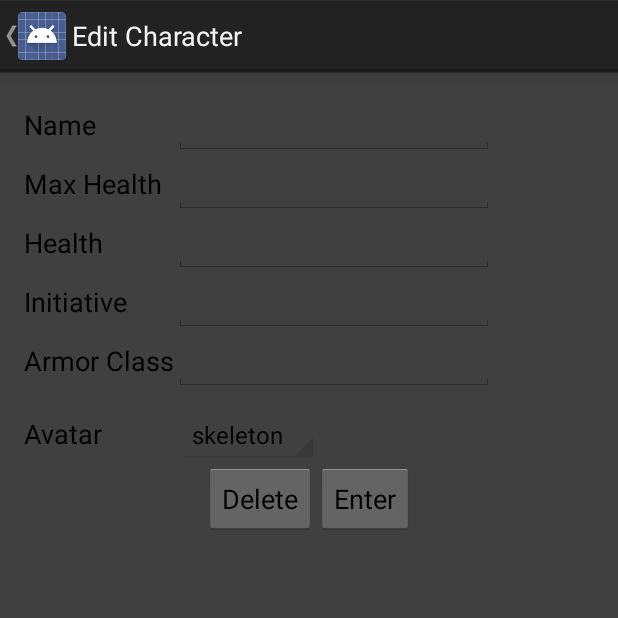
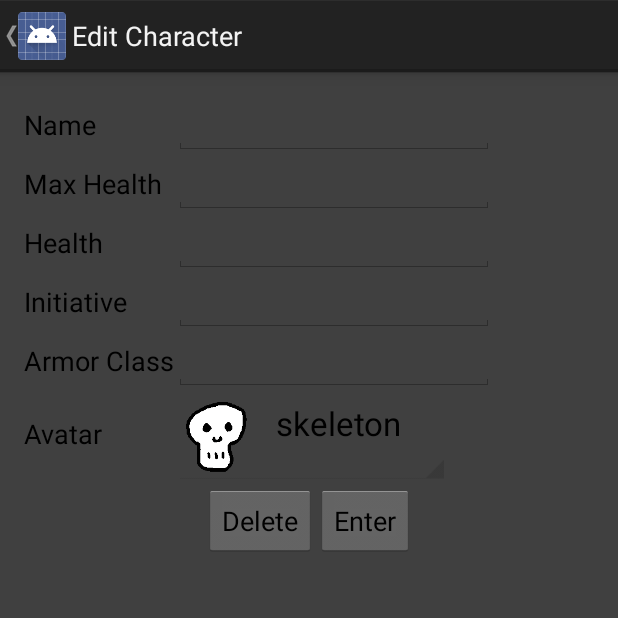
Before and after one commit to Twood76/dmdenc2, an Android app: the CharacterEditActivity screen opened directly, with no data from a screen before it, on a phone screen of 412 x 824 dp, the top half of it. Run offline under Robolectric (Android 15) with nearby library versions, the phone set to English and light mode, and no system bars; 6 statements that could not run were skipped.

Commit message:
Display Avatar Image in Spinner

```diff
--- a/app/src/main/java/com/ricky/encounterassistant/ui/activities/CharacterEditActivity.java
+++ b/app/src/main/java/com/ricky/encounterassistant/ui/activities/CharacterEditActivity.java
@@ -8,11 +8,13 @@ import android.view.KeyEvent;
 import android.view.Menu;
 import android.view.MenuItem;
 import android.view.View;
+import android.view.ViewGroup;
 import android.view.inputmethod.InputMethodManager;
 import android.widget.AdapterView;
 import android.widget.ArrayAdapter;
 import android.widget.Button;
 import android.widget.EditText;
+import android.widget.ImageView;
 import android.widget.Spinner;
 import android.widget.TextView;
 import android.widget.Toast;
@@ -57,8 +59,6 @@ public class CharacterEditActivity extends Activity {
 
         nameEditText = (EditText) findViewById(R.id.character_edit_nameEditText);
         nameEditText.setText(character.getName());
-        InputMethodManager imm = (InputMethodManager) getSystemService(Context.INPUT_METHOD_SERVICE);   // Show Keyboard Automatically On Create
-        imm.toggleSoftInput(InputMethodManager.SHOW_FORCED,0);                                          //
         nameEditText.setOnEditorActionListener(new TextView.OnEditorActionListener() {
             @Override
             public boolean onEditorAction(TextView textView, int i, KeyEvent keyEvent) {
@@ -122,11 +122,13 @@ public class CharacterEditActivity extends Activity {
             }
         });
 
+
+
         /**
          * Avatar Spinner used to select what image to display for the character.
          */
         avatarSpinner = (Spinner) findViewById(R.id.character_edit_avatarSpinner);
-        ArrayAdapter<String> avatarSpinnerAdapter = new ArrayAdapter<>(this, android.R.layout.simple_spinner_item, Avatar.avatarList);
+        AvatarAdapter avatarSpinnerAdapter = new AvatarAdapter(Avatar.avatarList);
         avatarSpinnerAdapter.setDropDownViewResource(android.R.layout.simple_spinner_dropdown_item);
         avatarSpinner.setAdapter(avatarSpinnerAdapter);
         avatarSpinner.setOnItemSelectedListener(new AdapterView.OnItemSelectedListener() {
@@ -142,8 +144,61 @@ public class CharacterEditActivity extends Activity {
 
         confirmButton = (Button) findViewById(R.id.character_edit_confirmButton);
         deleteButton = (Button) findViewById(R.id.character_edit_deleteButton);
+    } // End OnCreate
+
+    @Override
+    protected void onResume() {
+        super.onResume();
+        showKeyboard();
     }
 
+    @Override
+    protected void onRestart() {
+        super.onRestart();
+        showKeyboard();
+    }
+
+    @Override
+    protected void onPause() {
+        super.onPause();
+        hideKeyboard();
+
+    }
+
+    @Override
+    protected void onStop() {
+        super.onStop();
+        hideKeyboard();
+    }
+
+    @Override
+    public boolean onCreateOptionsMenu(Menu menu) {
+        return super.onCreateOptionsMenu(menu);
+    }
+
+    @Override
+    public boolean onOptionsItemSelected(MenuItem item) {
+        int id = item.getItemId();
+        if (id == android.R.id.home) {
+            setResult(RESULT_CANCELED);
+            finish();
+        }
+        return super.onOptionsItemSelected(item);
+    }
+
+    /**
+     * On Back Button pressed, ignore values in text fields and return to Character Activity.
+     */
+    @Override
+    public void onBackPressed() {
+        setResult(RESULT_CANCELED);
+        super.onBackPressed();
+    }
+
+    /**
+     * On Enter Button pressed, values in text fields are synced with the character and return to Character Activity.
+     * @param view
+     */
     public void enterButton(View view) {
         if (nameEditText.getText().toString().equals("") || maxHealthEditText.getText().toString().equals("") ||
                 initiativeEditText.getText().toString().equals("") || acEditText.getText().toString().equals("")) {
@@ -168,24 +223,38 @@ public class CharacterEditActivity extends Activity {
         finish();
     }
 
-    @Override
-    public boolean onCreateOptionsMenu(Menu menu) {
-        return super.onCreateOptionsMenu(menu);
+    private void hideKeyboard() {
+        InputMethodManager imm = (InputMethodManager) getSystemService(Context.INPUT_METHOD_SERVICE);
+        imm.hideSoftInputFromWindow(this.findViewById(android.R.id.content).getWindowToken(), 0);
     }
 
-    @Override
-    public boolean onOptionsItemSelected(MenuItem item) {
-        int id = item.getItemId();
-        if (id == android.R.id.home) {
-            setResult(RESULT_CANCELED);
-            finish();
-        }
-        return super.onOptionsItemSelected(item);
+    private void showKeyboard() {
+        InputMethodManager imm = (InputMethodManager) getSystemService(Context.INPUT_METHOD_SERVICE);
+        imm.toggleSoftInput(InputMethodManager.SHOW_FORCED,0);
     }
 
-    @Override
-    public void onBackPressed() {
-        setResult(RESULT_CANCELED);
-        super.onBackPressed();
+    /**
+     * Adapter Class to show images of each avatar in the spinner
+     */
+    private class AvatarAdapter extends ArrayAdapter<String> {
+        private AvatarAdapter(String[] array) {
+            super(getApplicationContext(), 0, array);
+        }
+
+        @Override
+        public View getView(int position, View convertView, ViewGroup parent) {
+            if (convertView == null) {
+                convertView = getLayoutInflater()
+                        .inflate(R.layout.list_item_avatar, null);
+            }
+            ImageView avatarImageView = (ImageView) convertView.findViewById(R.id.list_item_avatar_avatarImageView);
+            Avatar avatar = new Avatar(getApplicationContext(), getItem(position));
+            avatarImageView.setImageDrawable(avatar.toDrawable());
+
+            TextView textView = (TextView) convertView.findViewById(R.id.list_item_avatar_nameTextView);
+            textView.setText(getItem(position));
+
+            return convertView;
+        }
     }
 }
--- a/app/src/main/java/com/ricky/encounterassistant/ui/fragments/CharacterListFragment.java
+++ b/app/src/main/java/com/ricky/encounterassistant/ui/fragments/CharacterListFragment.java
@@ -2,7 +2,6 @@ package com.ricky.encounterassistant.ui.fragments;
 
 import android.app.Activity;
 import android.content.Intent;
-import android.graphics.Color;
 import android.os.Bundle;
 import android.support.v4.app.FragmentManager;
 import android.support.v4.app.ListFragment;
@@ -15,7 +14,6 @@ import android.view.ViewGroup;
 import android.widget.ArrayAdapter;
 import android.widget.Button;
 import android.widget.ImageView;
-import android.widget.ListAdapter;
 import android.widget.ListView;
 import android.widget.TextView;
 
@@ -182,12 +180,10 @@ public class CharacterListFragment extends ListFragment {
             TextView ACTextView = (TextView) convertView.findViewById(R.id.list_item_character_acTextView);
             ACTextView.setText("AC: " + character.getAC());
 
-            ImageView avatarImageView = (ImageView) convertView.findViewById(R.id.list_item_character_avatarImageView);
+            ImageView avatarImageView = (ImageView) convertView.findViewById(R.id.list_item_avatar_avatarImageView);
             avatarImageView.setImageDrawable(character.getAvatarDrawable());
 
             return convertView;
-
-
         }
     }
 }
--- /dev/null
+++ b/app/src/main/res/layout/list_item_avatar.xml
@@ -0,0 +1,29 @@
+<?xml version="1.0" encoding="utf-8"?>
+
+<RelativeLayout
+    android:layout_width="fill_parent"
+    android:layout_height="fill_parent"
+    xmlns:android="http://schemas.android.com/apk/res/android"
+    android:background="#ff404040"
+    android:clickable="false">
+
+    <ImageView
+        android:layout_width="wrap_content"
+        android:layout_height="wrap_content"
+        android:id="@+id/list_item_avatar_avatarImageView"
+        android:src="@drawable/skull"
+        android:layout_alignParentTop="true"
+        android:layout_alignParentLeft="true"
+        android:layout_alignParentStart="true" />
+
+    <TextView
+        android:layout_width="wrap_content"
+        android:layout_height="wrap_content"
+        android:textAppearance="?android:attr/textAppearanceLarge"
+        android:text="Character Name"
+        android:id="@+id/list_item_avatar_nameTextView"
+        android:layout_toRightOf="@+id/list_item_avatar_avatarImageView"
+        android:paddingRight="@dimen/activity_horizontal_margin"
+        android:paddingLeft="@dimen/activity_horizontal_margin"/>
+
+</RelativeLayout>
```
Also changed, not shown: app/src/main/res/layout/list_item_character.xml (+4 -4 lines).
